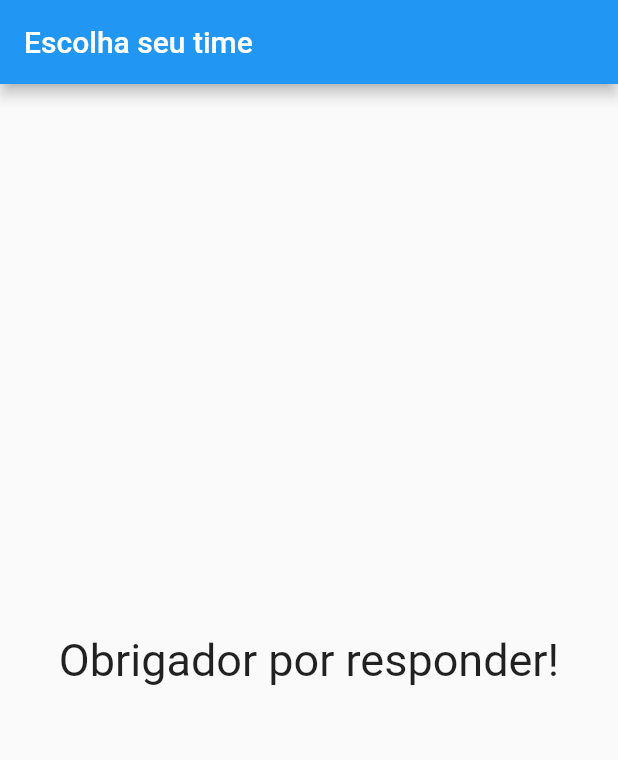
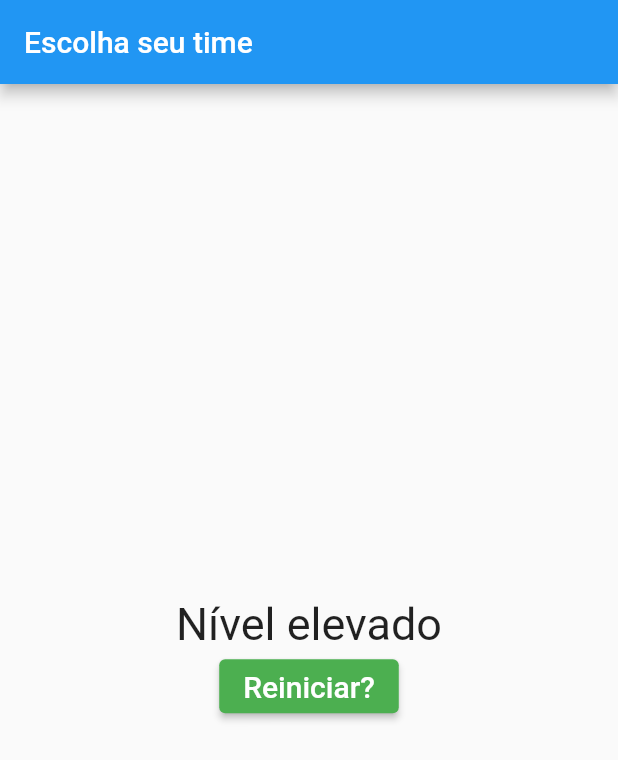
Before and after one commit to DaniloSacramento/CursoFlutter-, a Flutter app: the screen it shows after launch, after a tap on "Nautico", after a tap on "Kieza", after a tap on "Aflitos", on a phone screen of 412 x 824 dp. Shown: the top 760 px of the screen. Run offline on Flutter 3.47's test engine with Material 2 defaults, Android fonts, the phone set to English and light mode, and no system bars.

Commit message:
Terminando o App

```diff
--- /dev/null
+++ b/lib/Questionario.dart
@@ -0,0 +1,42 @@
+import 'package:flutter/src/widgets/container.dart';
+import 'package:flutter/src/widgets/framework.dart';
+import 'package:flutter/material.dart';
+import './Questao.dart';
+import './Respostas.dart';
+class Questionario extends StatelessWidget {
+
+  final List<Map<String, Object>> perguntas;
+  final int perguntaSelecionada;
+  final void Function(int) quantoResponder;
+
+
+  Questionario({
+    required this.perguntas,
+    required  this.perguntaSelecionada,
+    required this.quantoResponder,
+  });
+
+   bool get temPerguntaSelecionada {
+    return perguntaSelecionada < perguntas.length;
+  }
+
+  @override
+  Widget build(BuildContext context) {
+    List<Map<String, Object>> respostas = temPerguntaSelecionada
+        ? perguntas[perguntaSelecionada].cast()["respostas"]
+        : [];
+
+    return Column(
+                children: <Widget>[
+                  Questao(perguntas[perguntaSelecionada]["texto"].toString()),
+                  ...respostas
+                  .map((resp) {
+
+                    return Resposta(resp["texto"].toString(), () => quantoResponder(int.parse(resp["nota"].toString())),
+                    );
+                         })
+                  .toList(),
+                ],
+              );
+  }
+}
--- /dev/null
+++ b/lib/Resultado.dart
@@ -0,0 +1,50 @@
+import 'package:flutter/src/widgets/container.dart';
+import 'package:flutter/src/widgets/framework.dart';
+import 'package:flutter/material.dart';
+
+class Resultado extends StatelessWidget {
+ final int pontuacao;
+ final void Function() quandoReiniciarApp;
+
+
+ Resultado(this.pontuacao, this.quandoReiniciarApp);
+
+ String get fraseResultado {
+  if(pontuacao < 8){
+    return "Parabens";
+  }else if(pontuacao < 12){
+    return "Voce eh bom";
+  }else if(pontuacao < 16){
+    return "impressionante";
+  }else{
+    return "Nível elevado";
+  }
+ }
+
+  @override
+  Widget build(BuildContext context) {
+    return  Column(
+      mainAxisAlignment: MainAxisAlignment.center,
+      children: [
+        Center(
+            child: Text(
+              fraseResultado,
+            style: TextStyle(fontSize: 30),
+            )
+          ),
+          ElevatedButton (child: Text(
+            "Reiniciar?",
+            style: TextStyle(
+            fontSize: 20),
+          ),
+          style: ElevatedButton.styleFrom(
+            primary: Colors.green),
+            onPressed: quandoReiniciarApp,
+
+
+          )
+      ],
+    );
+
+  }
+}
--- a/lib/main.dart
+++ b/lib/main.dart
@@ -1,66 +1,86 @@
 import 'package:flutter/material.dart';
-import './Questao.dart';
-import './Respostas.dart';
+import 'package:primeiro_projeto/Resultado.dart';
+import "./Questionario.dart";
 
 main() => runApp(PerguntaApp()); // INSTANCIEI O PERGUNTA APP
 
 class _PerguntaAppState extends State<PerguntaApp> {
-  var _PerguntaSelecionada = 0;
+  var _perguntaSelecionada = 0;
+  var _pontuacaoTotal = 0;
 
   final List<Map<String, Object>> _perguntas = const [
     {
       "texto": "Qual é seu time?",
-      "respostas": ["Nautico", "Sport", "Santa Cruz", "Salgueiro"]
+      "respostas": [
+        {"texto": "Nautico", "nota": 10},
+        {"texto": "Sport", "nota": 9},
+        {"texto": "Santa Cruz", "nota": 6},
+        {"texto": "Salgueiro", "nota": 8},
+      ],
     },
     {
       "texto": "Qual seu jogador favorito?",
-      "respostas": ["Jean Carlos", "Kieza", "Diego Souza", "Denis Marques"],
+      "respostas": [
+           {"texto": "Jean Carlos" , "nota":1 },
+           {"texto": "Kieza" , "nota": 2},
+           {"texto": "Diego Souza" , "nota": 7},
+           {"texto": "Denis Marques" , "nota": 5},
+      ],
     },
     {
       "texto": "Qual seu estadio de futebol favorito?",
-      "respostas": ["Aflitos", "Arruda", "Ilha do Retiro", "Arena Pernambuco"]
+      "respostas": [
+
+       { "texto": "Aflitos" , "nota":9 },
+       {"texto": "Arruda" , "nota":4},
+       {"texto": "Ilha do Retiro" , "nota":10 },
+       {"texto": "Arena Pernambuco" , "nota":5 },
+      ]
     }
   ];
 
-  void _responder() {
+  void _responder(int pontuacaoUsuario) {
     // Metodo responder
     if (temPerguntaSelecionada) {
       setState(() {
-        _PerguntaSelecionada++; // DENTRO DO SETSTATE VOCE PASSA AQUILO QUE ESTÁ SENDO MODIFICADO
+        _perguntaSelecionada++;
+        _pontuacaoTotal += pontuacaoUsuario;
+         // DENTRO DO SETSTATE VOCE PASSA AQUILO QUE ESTÁ SENDO MODIFICADO
       });
     }
+
   }
 
+
+  void _reiniciarApp(){
+        setState(() {    // AQUI IREMOS REINICIALZAR O APP
+          _perguntaSelecionada = 0;
+          _pontuacaoTotal = 0;
+
+        });
+
+  }
   bool get temPerguntaSelecionada {
-    return _PerguntaSelecionada < _perguntas.length;
+    return _perguntaSelecionada < _perguntas.length;
   }
 
   @override
   Widget build(BuildContext context) {
     // CRIAMOS UM METODO
 
-    List<String> respostas = temPerguntaSelecionada
-        ? _perguntas[_PerguntaSelecionada].cast()["respostas"]
-        : [];
-
     return MaterialApp(
       home: Scaffold(
         appBar: AppBar(
-          title: Text( "Escolha seu time"), // O TITLE É UM PARAMETRO NOMEADO QUE RECEBE UM WIDGET
+          title: const Text(
+              "Escolha seu time"), // O TITLE É UM PARAMETRO NOMEADO QUE RECEBE UM WIDGET
         ),
         body: temPerguntaSelecionada
-            ? Column(
-                children: <Widget>[
-                  Questao(_perguntas[_PerguntaSelecionada]["texto"].toString()),
-                  ...respostas.map((t) => Resposta(t, _responder)).toList(),
-                ],
+            ? Questionario(
+                perguntas: _perguntas,
+                perguntaSelecionada: _perguntaSelecionada,
+                quantoResponder: _responder,
               )
-            : const Center(
-                child: Text(
-                  "Obrigador por responder!",
-                  style: TextStyle(fontSize: 30),
-                ),
-              ),
+            : Resultado(_pontuacaoTotal, _reiniciarApp),
       ),
     );
   }
```
